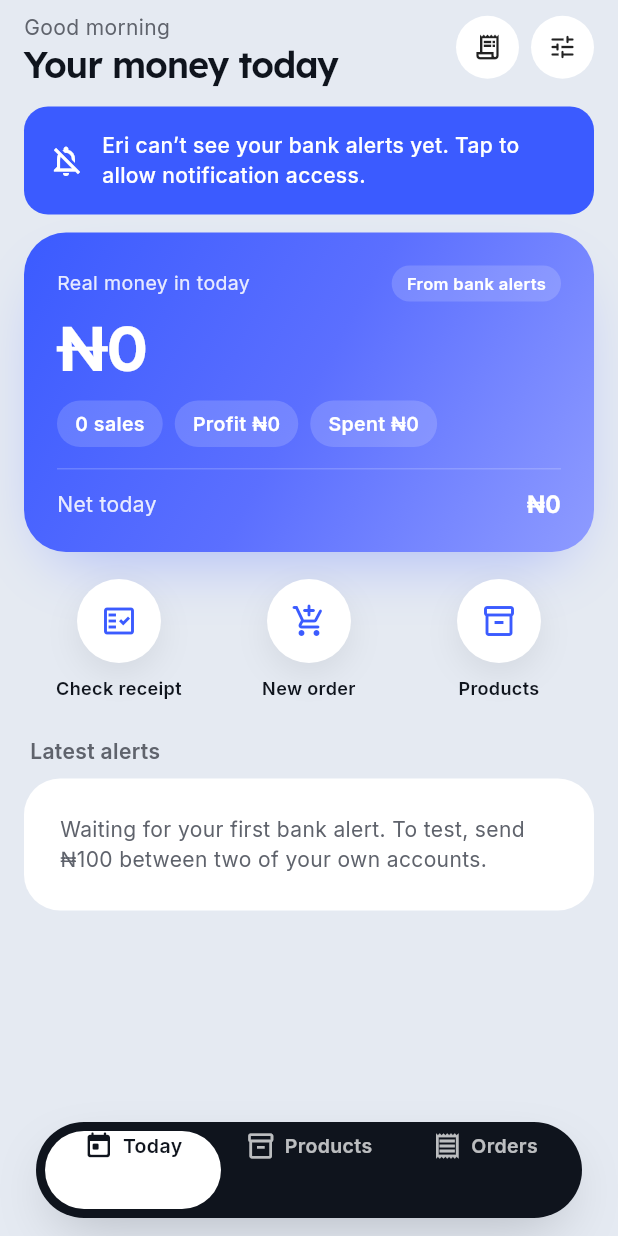
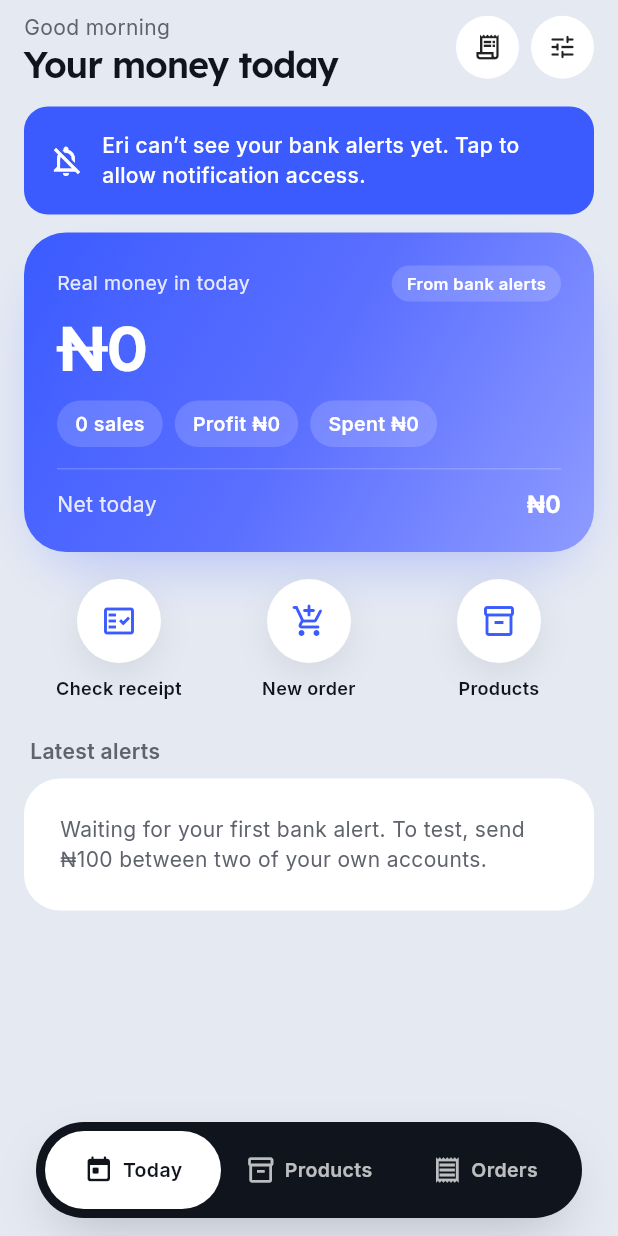
Before and after one commit to adeyanjufuhad/eri, a Flutter app: the screen it shows after launch, after a tap on "Not now", on a phone screen of 412 x 824 dp. Run offline on Flutter 3.47's test engine with Material 3 defaults, Android fonts, the phone set to English and light mode, and no system bars; our stand-ins replace drift, drift_flutter, flutter_riverpod, go_router, google_fonts, image_picker; missing offline and left inert: google_mlkit_text_recognition; accounts and stored records are empty; generated files the repository leaves out were written again.

Commit message:
App: centre tab bar labels and match the highlight to the pill (stack fills the bar)

```diff
--- a/app/lib/features/tab_bar.dart
+++ b/app/lib/features/tab_bar.dart
@@ -42,6 +42,7 @@ class EriTabBar extends StatelessWidget {
             builder: (_, c) {
               final w = c.maxWidth / tabs.length;
               return Stack(
+                fit: StackFit.expand, // fill the pill, so labels centre and the highlight matches its height
                 children: [
                   // the highlight: one object that slides, so the eye follows it from tab to tab
                   // transform only (never `left`), and an implicit tween so a quick second tap retargets mid-slide
```
